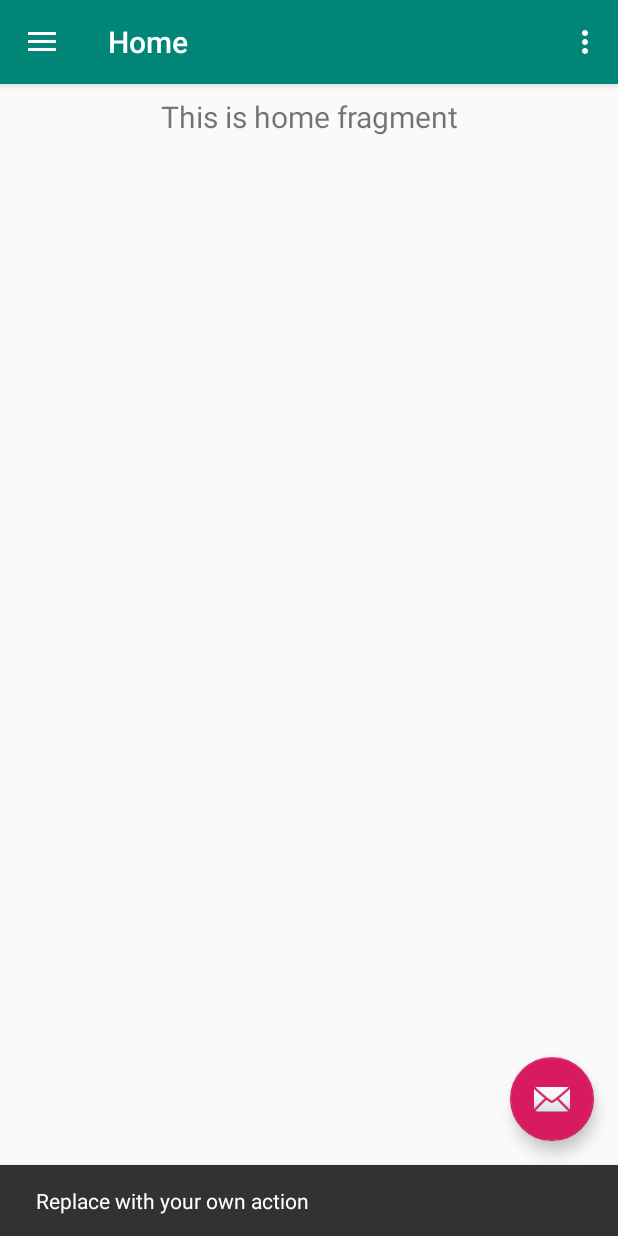
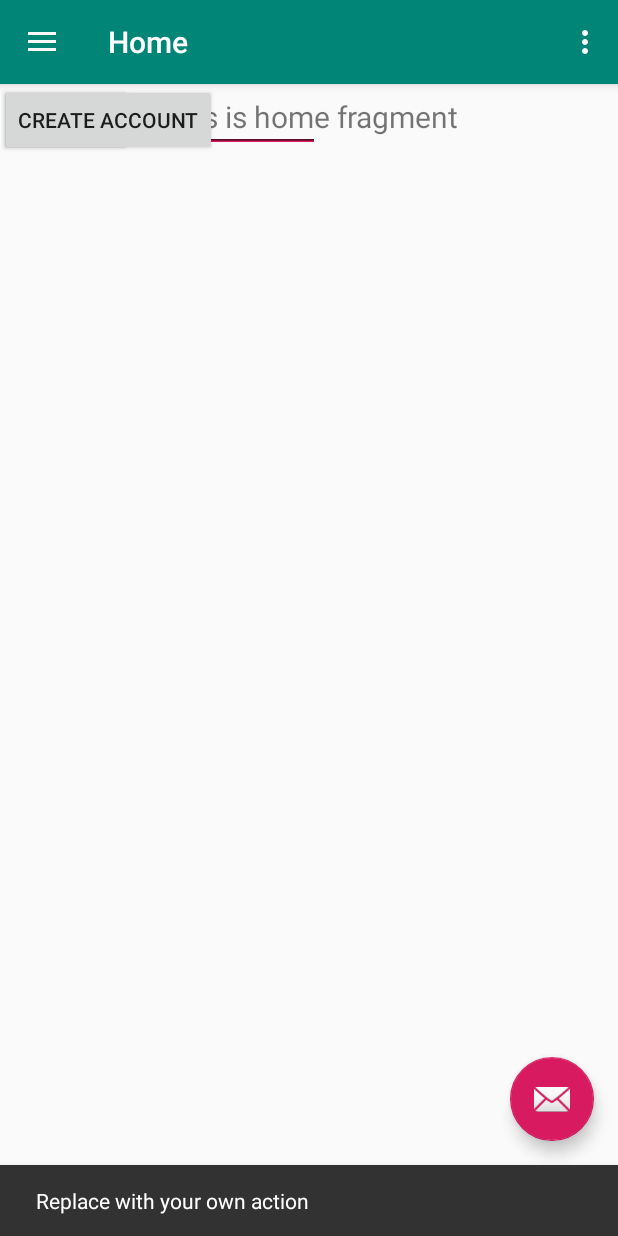
Before and after one commit to andrew-yt-wong/HackSC2020, an Android app: the screen it shows after launch (MainActivity), after a tap on an icon or button, on a phone screen of 412 x 824 dp. Run offline under Robolectric (Android 15) with nearby library versions, the phone set to English and light mode, and no system bars; our stand-ins replace navigation-ui.

Commit message:
Added a layout

```diff
--- a/HackSC2020/app/src/main/res/layout/content_main.xml
+++ b/HackSC2020/app/src/main/res/layout/content_main.xml
@@ -13,8 +13,44 @@
         android:layout_width="match_parent"
         android:layout_height="match_parent"
         app:defaultNavHost="true"
+        app:layout_constraintHorizontal_bias="0.0"
         app:layout_constraintLeft_toLeftOf="parent"
         app:layout_constraintRight_toRightOf="parent"
         app:layout_constraintTop_toTopOf="parent"
         app:navGraph="@navigation/mobile_navigation" />
+
+    <Button
+        android:id="@+id/sign_in_button"
+        android:layout_width="wrap_content"
+        android:layout_height="wrap_content"
+        android:text="Sign In"
+        tools:layout_editor_absoluteX="161dp"
+        tools:layout_editor_absoluteY="459dp" />
+
+    <Button
+        android:id="@+id/create_account_button"
+        android:layout_width="wrap_content"
+        android:layout_height="wrap_content"
+        android:text="Create Account"
+        tools:layout_editor_absoluteX="133dp"
+        tools:layout_editor_absoluteY="526dp" />
+
+    <EditText
+        android:id="@+id/editText"
+        android:layout_width="wrap_content"
+        android:layout_height="wrap_content"
+        android:ems="10"
+        android:inputType="textEmailAddress"
+        tools:layout_editor_absoluteX="97dp"
+        tools:layout_editor_absoluteY="313dp" />
+
+    <EditText
+        android:id="@+id/editText2"
+        android:layout_width="wrap_content"
+        android:layout_height="wrap_content"
+        android:ems="10"
+        android:inputType="textPassword"
+        tools:layout_editor_absoluteX="97dp"
+        tools:layout_editor_absoluteY="384dp" />
+
 </androidx.constraintlayout.widget.ConstraintLayout>
```
